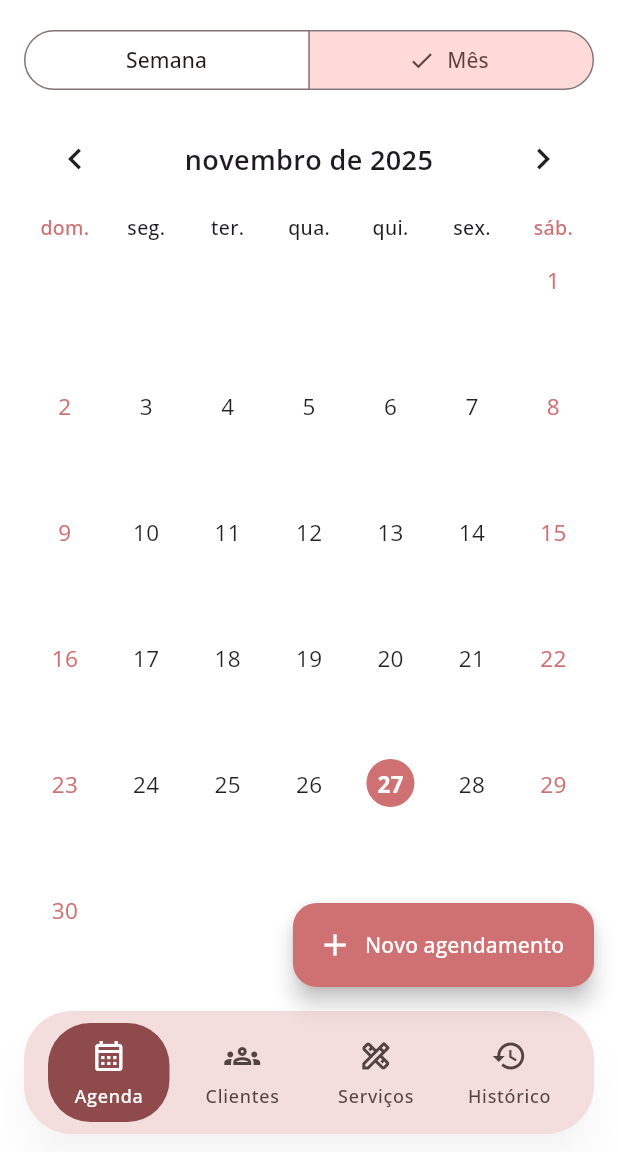
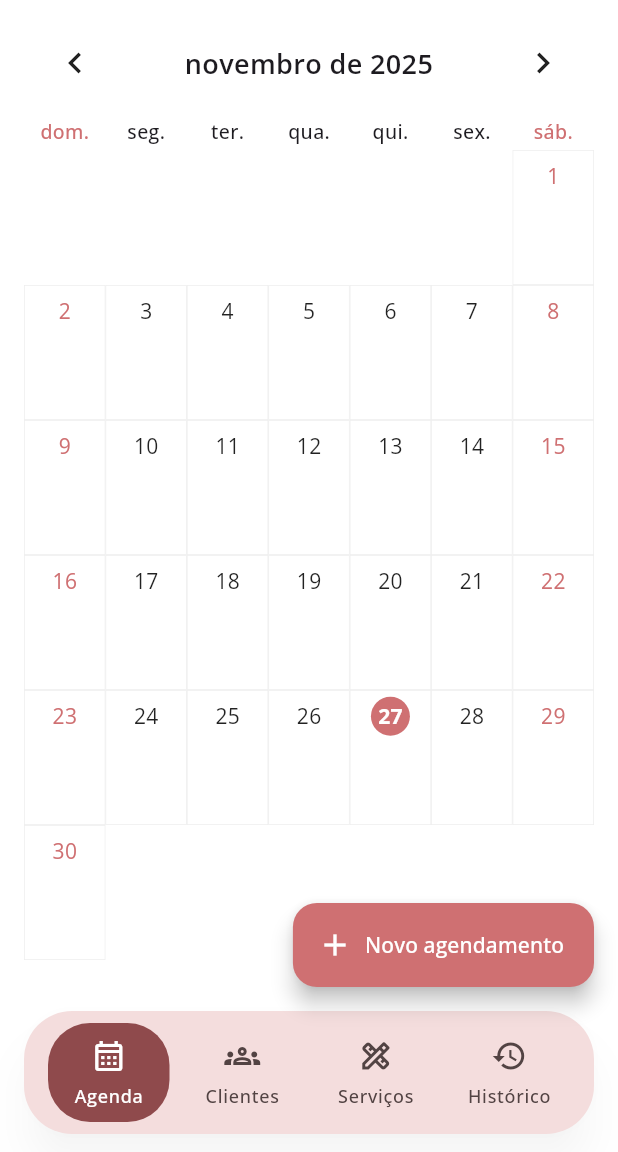
Before and after one commit to Gsaudx/app_agendamento_salao, a Flutter app: the HomeScreen screen opened directly, on a phone screen of 412 x 824 dp, the part 84-1236 px from its top. Run offline on Flutter 3.47's test engine with Material 3 defaults, Android fonts, the light colour scheme and no system bars; drawn by our look-alikes of table_calendar; our stand-ins replace cloud_firestore, firebase_auth, firebase_core, firebase_storage, google_fonts, google_sign_in and 2 more; accounts and stored records are empty.

Commit message:
feat(Calendario): Remove filtro e adiciona borda nos dias

```diff
--- a/lib/screens/home_screen.dart
+++ b/lib/screens/home_screen.dart
@@ -23,10 +23,8 @@ class HomeScreen extends StatefulWidget {
 class _HomeScreenState extends State<HomeScreen> {
   late final AgendamentosServico _agendamentosServico;
   final String _termoBusca = '';
-  CalendarFormat _calendarFormat = CalendarFormat.month;
   DateTime _focusedDay = DateTime.now();
   DateTime _selectedDay = DateUtils.dateOnly(DateTime.now());
-  String _visaoSelecionada = _VisaoCalendario.mes;
   bool _diaExpandido = false;
   final ScrollController _scrollController = ScrollController();
 
@@ -113,32 +111,22 @@ class _HomeScreenState extends State<HomeScreen> {
     return LayoutBuilder(
       builder: (context, constraints) {
         final alturaTotal = constraints.maxHeight;
-        const alturaSeletor = 48.0;
-        const espacoEntreSeletorECalendario = 16.0;
-        final alturaCalendario = alturaTotal - alturaSeletor - espacoEntreSeletorECalendario;
 
         const alturaCabecalho = 50.0;
         const alturaDiasSemana = 24.0;
-        final linhasCalendario = _calendarFormat == CalendarFormat.month ? 6 : 1;
-        final alturaCorpo = alturaCalendario - alturaCabecalho - alturaDiasSemana;
+        const linhasCalendario = 6;
+        final alturaCorpo = alturaTotal - alturaCabecalho - alturaDiasSemana;
         final rowHeight = (alturaCorpo / linhasCalendario).clamp(40.0, 90.0);
 
-        return Column(
-          children: [
-            _SegmentedPeriodSelector(
-              visaoSelecionada: _visaoSelecionada,
-              onChange: _alterarVisao,
-            ),
-            const SizedBox(height: 16),
-            SizedBox(
-              height: alturaCalendario,
+        return SizedBox(
+          height: alturaTotal,
           child: TableCalendar<Agendamento>(
             locale: 'pt_BR',
             firstDay: DateTime.utc(2020, 1, 1),
             lastDay: DateTime.utc(2035, 12, 31),
             focusedDay: _focusedDay,
             selectedDayPredicate: (day) => isSameDay(_selectedDay, day),
-                calendarFormat: _calendarFormat,
+            calendarFormat: CalendarFormat.month,
             availableGestures: AvailableGestures.horizontalSwipe,
             eventLoader: (day) =>
                 eventosPorDia[DateUtils.dateOnly(day)] ?? const [],
@@ -149,9 +137,6 @@ class _HomeScreenState extends State<HomeScreen> {
                 _diaExpandido = true;
               });
               _scrollParaHoraAtual();
-                },
-                onFormatChanged: (format) {
-                  setState(() => _calendarFormat = format);
             },
             calendarBuilders: CalendarBuilders(
               markerBuilder: (context, day, events) {
@@ -228,8 +213,6 @@ class _HomeScreenState extends State<HomeScreen> {
               cellMargin: EdgeInsets.symmetric(horizontal: 2, vertical: 1),
             ),
           ),
-            ),
-          ],
         );
       },
     );
@@ -364,19 +347,6 @@ class _HomeScreenState extends State<HomeScreen> {
           servicos.contains(termo) ||
           observacoes.contains(termo);
     }).toList();
-  }
-
-  void _alterarVisao(String visao) {
-    setState(() {
-      _visaoSelecionada = visao;
-      switch (visao) {
-        case _VisaoCalendario.semana:
-          _calendarFormat = CalendarFormat.week;
-          break;
-        default:
-          _calendarFormat = CalendarFormat.month;
-      }
-    });
   }
 
   void _abrirNovoAgendamento() {
@@ -682,40 +652,6 @@ class _IndicadoresAgendamento extends StatelessWidget {
   }
 }
 
-class _SegmentedPeriodSelector extends StatelessWidget {
-  const _SegmentedPeriodSelector({
-    required this.visaoSelecionada,
-    required this.onChange,
-  });
-
-  final String visaoSelecionada;
-  final ValueChanged<String> onChange;
-
-  @override
-  Widget build(BuildContext context) {
-    return SizedBox(
-      width: double.infinity,
-      child: SegmentedButton<String>(
-        segments: const [
-          ButtonSegment(value: _VisaoCalendario.semana, label: Text('Semana')),
-          ButtonSegment(value: _VisaoCalendario.mes, label: Text('Mês')),
-        ],
-        selected: <String>{visaoSelecionada},
-        onSelectionChanged: (selecionados) {
-          if (selecionados.isNotEmpty) {
-            onChange(selecionados.first);
-          }
-        },
-      ),
-    );
-  }
-}
-
-class _VisaoCalendario {
-  static const semana = 'semana';
-  static const mes = 'mes';
-}
-
 class _DiaCalendario extends StatelessWidget {
   const _DiaCalendario({
     required this.dia,
@@ -731,13 +667,20 @@ class _DiaCalendario extends StatelessWidget {
 
   @override
   Widget build(BuildContext context) {
-    return Align(
+    return Container(
+      decoration: BoxDecoration(
+        border: Border.all(
+          color: Colors.grey.shade200,
+          width: 0.5,
+        ),
+      ),
+      child: Align(
         alignment: Alignment.topCenter,
         child: Padding(
-        padding: const EdgeInsets.only(top: 6),
+          padding: const EdgeInsets.only(top: 4),
           child: Container(
-          width: 32,
-          height: 32,
+            width: 26,
+            height: 26,
             decoration: corFundo != null
                 ? BoxDecoration(
                     color: corFundo,
@@ -749,8 +692,9 @@ class _DiaCalendario extends StatelessWidget {
               '$dia',
               style: TextStyle(
                 color: corTexto,
-              fontSize: 15,
+                fontSize: 14,
                 fontWeight: negrito ? FontWeight.bold : FontWeight.normal,
+              ),
             ),
           ),
         ),
```
Lines whose indentation alone changed are shown as unchanged.
